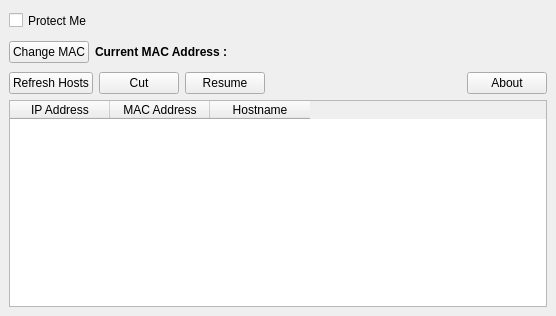
This is ui/MainWindow.ui in a-atalla/tuxcut as Qt 5 draws it before an edit. The edited form follows.
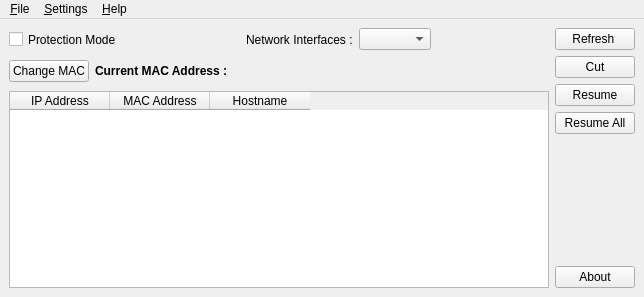
This is the edited form. Icons and pictures are not drawn.

What changed in the file:
```diff
--- a/ui/MainWindow.ui
+++ b/ui/MainWindow.ui
@@ -6,8 +6,8 @@
    <rect>
     <x>0</x>
     <y>0</y>
-    <width>556</width>
-    <height>316</height>
+    <width>644</width>
+    <height>297</height>
    </rect>
   </property>
   <property name="sizePolicy">
@@ -24,7 +24,9 @@
     <normaloff>:/pix/pix/tuxcut.png</normaloff>:/pix/pix/tuxcut.png</iconset>
   </property>
   <widget class="QWidget" name="centralwidget">
-   <layout class="QVBoxLayout" name="verticalLayout">
+   <layout class="QHBoxLayout" name="horizontalLayout_3">
+    <item>
+     <layout class="QVBoxLayout" name="verticalLayout_2">
     <item>
      <layout class="QHBoxLayout" name="horizontalLayout">
       <item>
@@ -37,12 +39,12 @@
         </property>
         <property name="maximumSize">
          <size>
-          <width>110</width>
+            <width>200</width>
           <height>23</height>
          </size>
         </property>
         <property name="text">
-         <string>Protect Me</string>
+           <string>Protection Mode</string>
         </property>
        </widget>
       </item>
@@ -59,6 +61,29 @@
         </property>
        </spacer>
       </item>
+        <item>
+         <widget class="QLabel" name="label_2">
+          <property name="text">
+           <string>Network Interfaces :</string>
+          </property>
+         </widget>
+        </item>
+        <item>
+         <widget class="QComboBox" name="comboIfaces"/>
+        </item>
+        <item>
+         <spacer name="horizontalSpacer_2">
+          <property name="orientation">
+           <enum>Qt::Horizontal</enum>
+          </property>
+          <property name="sizeHint" stdset="0">
+           <size>
+            <width>40</width>
+            <height>20</height>
+           </size>
+          </property>
+         </spacer>
+        </item>
      </layout>
     </item>
     <item>
@@ -119,11 +144,47 @@
      </layout>
     </item>
     <item>
-     <layout class="QHBoxLayout" name="horizontalLayout_3">
+       <widget class="QTableWidget" name="table_hosts">
+        <property name="lineWidth">
+         <number>1</number>
+        </property>
+        <property name="selectionBehavior">
+         <enum>QAbstractItemView::SelectRows</enum>
+        </property>
+        <property name="showGrid">
+         <bool>false</bool>
+        </property>
+        <attribute name="horizontalHeaderVisible">
+         <bool>true</bool>
+        </attribute>
+        <attribute name="verticalHeaderVisible">
+         <bool>false</bool>
+        </attribute>
+        <column>
+         <property name="text">
+          <string>IP Address</string>
+         </property>
+        </column>
+        <column>
+         <property name="text">
+          <string>MAC Address</string>
+         </property>
+        </column>
+        <column>
+         <property name="text">
+          <string>Hostname</string>
+         </property>
+        </column>
+       </widget>
+      </item>
+     </layout>
+    </item>
+    <item>
+     <layout class="QVBoxLayout" name="verticalLayout">
       <item>
        <widget class="QPushButton" name="btn_refresh">
         <property name="text">
-         <string>Refresh Hosts</string>
+         <string>Refresh </string>
         </property>
         <property name="icon">
          <iconset resource="../pix.qrc">
@@ -175,14 +236,31 @@
        </widget>
       </item>
       <item>
-       <spacer name="horizontalSpacer_4">
+       <widget class="QPushButton" name="btn_resume_all">
+        <property name="text">
+         <string>Resume All</string>
+        </property>
+        <property name="icon">
+         <iconset resource="../pix.qrc">
+          <normaloff>:/pix/pix/resume.png</normaloff>:/pix/pix/resume.png</iconset>
+        </property>
+        <property name="iconSize">
+         <size>
+          <width>20</width>
+          <height>20</height>
+         </size>
+        </property>
+       </widget>
+      </item>
+      <item>
+       <spacer name="verticalSpacer">
         <property name="orientation">
-         <enum>Qt::Horizontal</enum>
+         <enum>Qt::Vertical</enum>
         </property>
         <property name="sizeHint" stdset="0">
          <size>
-          <width>40</width>
-          <height>20</height>
+          <width>20</width>
+          <height>40</height>
          </size>
         </property>
        </spacer>
@@ -206,42 +284,47 @@
       </item>
      </layout>
     </item>
-    <item>
-     <widget class="QTableWidget" name="table_hosts">
-      <property name="lineWidth">
-       <number>1</number>
-      </property>
-      <property name="selectionBehavior">
-       <enum>QAbstractItemView::SelectRows</enum>
-      </property>
-      <property name="showGrid">
-       <bool>false</bool>
-      </property>
-      <attribute name="horizontalHeaderVisible">
-       <bool>true</bool>
-      </attribute>
-      <attribute name="verticalHeaderVisible">
-       <bool>false</bool>
-      </attribute>
-      <column>
-       <property name="text">
-        <string>IP Address</string>
-       </property>
-      </column>
-      <column>
-       <property name="text">
-        <string>MAC Address</string>
-       </property>
-      </column>
-      <column>
-       <property name="text">
-        <string>Hostname</string>
-       </property>
-      </column>
-     </widget>
-    </item>
    </layout>
   </widget>
+  <widget class="QMenuBar" name="menuBar">
+   <property name="geometry">
+    <rect>
+     <x>0</x>
+     <y>0</y>
+     <width>644</width>
+     <height>22</height>
+    </rect>
+   </property>
+   <widget class="QMenu" name="menu_File">
+    <property name="title">
+     <string>&amp;File</string>
+    </property>
+    <addaction name="action_Quit"/>
+   </widget>
+   <widget class="QMenu" name="menu_Edit">
+    <property name="title">
+     <string>&amp;Settings</string>
+    </property>
+    <widget class="QMenu" name="menu_Language">
+     <property name="title">
+      <string>&amp;Language</string>
+     </property>
+     <addaction name="actionArabic"/>
+     <addaction name="actionEnglish"/>
+    </widget>
+    <addaction name="menu_Language"/>
+   </widget>
+   <widget class="QMenu" name="menu_Help">
+    <property name="title">
+     <string>&amp;Help</string>
+    </property>
+    <addaction name="actionAbout_TuxCut"/>
+    <addaction name="actionAbout_Qt"/>
+   </widget>
+   <addaction name="menu_File"/>
+   <addaction name="menu_Edit"/>
+   <addaction name="menu_Help"/>
+  </widget>
   <action name="action_quit">
    <property name="icon">
     <iconset resource="../pix.qrc">
```
Left out of the diff: 66 changed lines with no effect on the pictures. Lines whose indentation alone changed are shown as unchanged.
